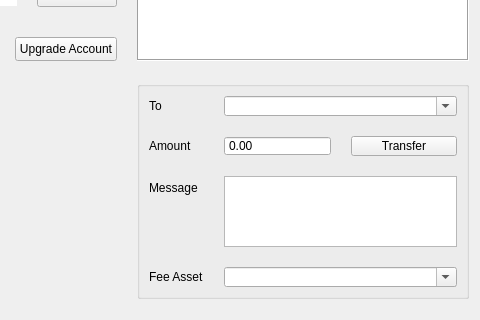
The window that bitsharesqt/dashboard.ui (jhtitor/citadel) describes before a commit, drawn with Qt 5; both pictures show x 179 to 659 and y 220 to 540 of the 659 by 540 pixel window.
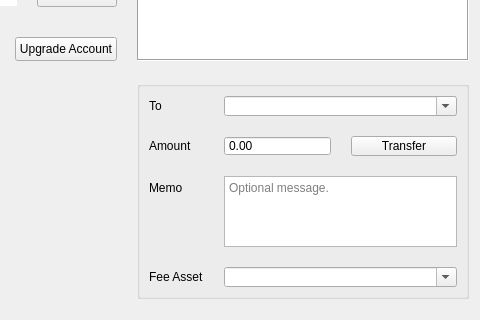
The same window after the commit.

Commit message: Add `getBalance` method to isolator. It's more cache-friendly, than the previously used `getAmount` (which tried to fetch full asset data from local db/the network).

What changed in the file:
```diff
--- a/bitsharesqt/dashboard.ui
+++ b/bitsharesqt/dashboard.ui
@@ -147,7 +147,7 @@
       <item row="2" column="0">
        <widget class="QLabel" name="transferMemoLabel">
         <property name="text">
-         <string>Message</string>
+         <string>Memo</string>
         </property>
        </widget>
       </item>
@@ -183,6 +183,9 @@
           <height>0</height>
          </size>
         </property>
+        <property name="placeholderText">
+         <string>Optional message.</string>
+        </property>
        </widget>
       </item>
       <item row="3" column="0">
```
The commit also changes 2 other files.
